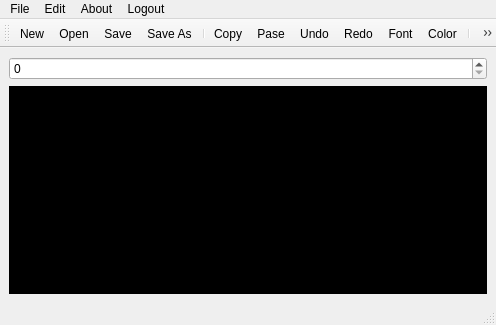
stepin104734/NOTEPAD, file mainwindow.ui: the form before one commit.
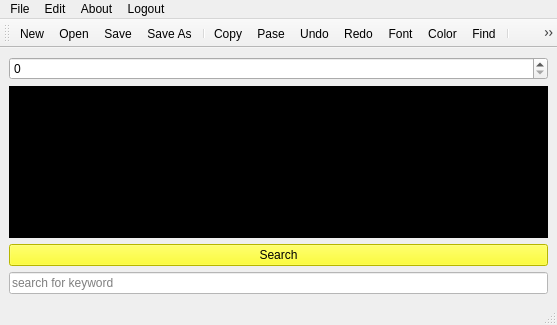
The form after the commit. Icons and pictures are not drawn.

Commit message: added scroll bar and Text Search features

```diff
--- a/mainwindow.ui
+++ b/mainwindow.ui
@@ -6,7 +6,7 @@
    <rect>
     <x>0</x>
     <y>0</y>
-    <width>496</width>
+    <width>557</width>
     <height>325</height>
    </rect>
   </property>
@@ -30,6 +30,36 @@
       </property>
      </widget>
     </item>
+    <item>
+     <widget class="QPushButton" name="m_pb_find">
+      <property name="styleSheet">
+       <string notr="true">background-color:yellow;</string>
+      </property>
+      <property name="text">
+       <string>Search</string>
+      </property>
+      <property name="icon">
+       <iconset>
+        <activeon>:/Icon's/Resource/icons/find.jpeg</activeon>
+       </iconset>
+      </property>
+     </widget>
+    </item>
+    <item>
+     <widget class="QLineEdit" name="m_le_find">
+      <property name="styleSheet">
+       <string notr="true">background-color:white;
+font: green;
+</string>
+      </property>
+      <property name="readOnly">
+       <bool>false</bool>
+      </property>
+      <property name="placeholderText">
+       <string>search for keyword</string>
+      </property>
+     </widget>
+    </item>
    </layout>
   </widget>
   <widget class="QMenuBar" name="menubar">
@@ -37,7 +67,7 @@
     <rect>
      <x>0</x>
      <y>0</y>
-     <width>496</width>
+     <width>557</width>
      <height>22</height>
     </rect>
    </property>
@@ -105,11 +135,13 @@
    <addaction name="actionRedo"/>
    <addaction name="actionFont"/>
    <addaction name="actionColor"/>
+   <addaction name="actionFind"/>
    <addaction name="separator"/>
    <addaction name="actionAbout_Notepad"/>
    <addaction name="separator"/>
    <addaction name="actionLogout"/>
    <addaction name="actionExit"/>
+   <addaction name="separator"/>
   </widget>
   <action name="actionNew">
    <property name="icon">
@@ -228,6 +260,15 @@
     <string>Color</string>
    </property>
   </action>
+  <action name="actionFind">
+   <property name="icon">
+    <iconset resource="Resource.qrc">
+     <normaloff>:/Icon's/Resource/icons/find.jpeg</normaloff>:/Icon's/Resource/icons/find.jpeg</iconset>
+   </property>
+   <property name="text">
+    <string>Find</string>
+   </property>
+  </action>
  </widget>
  <resources>
   <include location="Resource.qrc"/>
```
Left out of the diff: 2 changed lines with no effect on the pictures. The commit also changes 5 other files.
